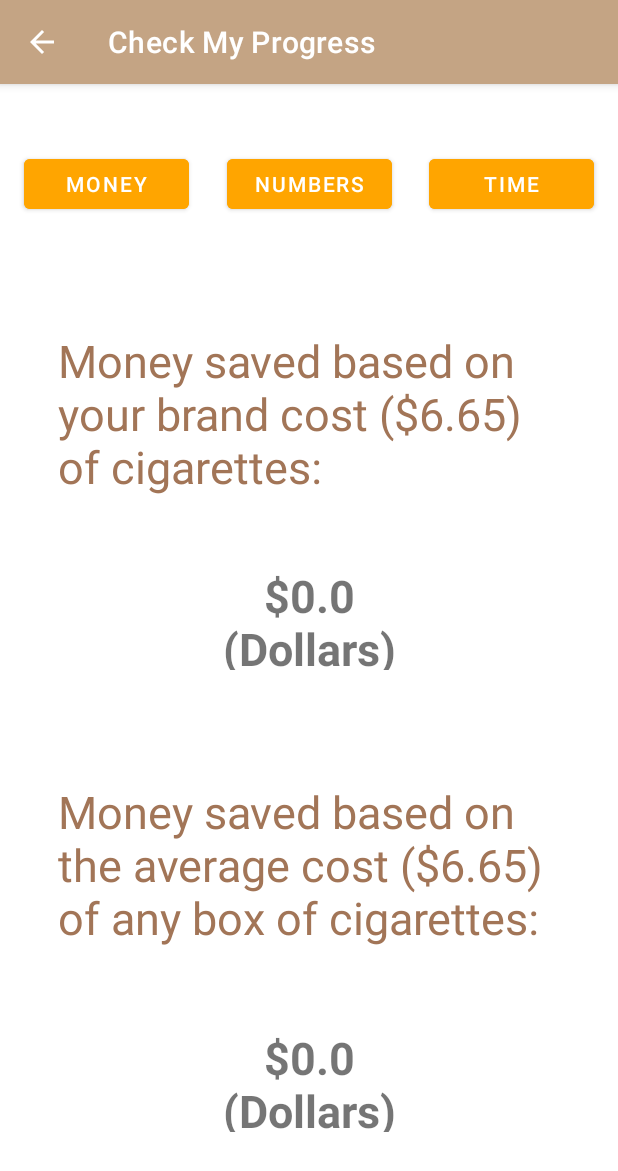
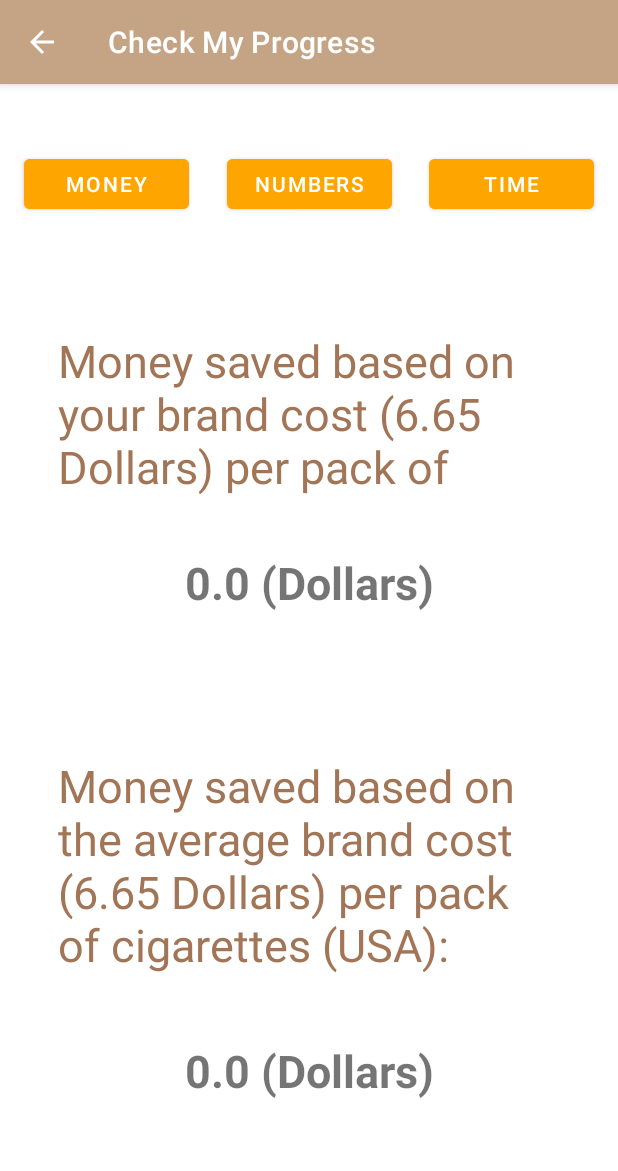
Before and after one commit to BenPare/Nicotine-Knock-App, an Android app: the fragment MoneyFragment placed in its activity, on a phone screen of 412 x 824 dp. Shown: the top 1171 px of the screen. Run offline under Robolectric (Android 15) with nearby library versions, the phone set to English and light mode, and no system bars.

Commit message:
removed $ signs, other money fragment formatting

```diff
--- a/app/src/main/java/fsu/csc3560/bp/nicotineknock/MoneyFragment.java
+++ b/app/src/main/java/fsu/csc3560/bp/nicotineknock/MoneyFragment.java
@@ -41,9 +41,9 @@ public class MoneyFragment extends Fragment {
         String currency = sharedPref.getString(getString(R.string.saved_currency), "Dollars");
 
         TextView custom = (TextView) returnView.findViewById(R.id.customMoneyText);
-        custom.setText("Money saved based on your brand cost ($" + price + ") of cigarettes:");
+        custom.setText("Money saved based on your brand cost (" + price + " " + currency + ") per pack of cigarettes:");
         TextView custom2 = (TextView) returnView.findViewById(R.id.savedMoney);
-        custom2.setText("$"+ rounded + " (" + currency+ ")");
+        custom2.setText(rounded + " (" + currency+ ")");
 
         double defSaved = (defDouble/20)*noCount;
         BigDecimal bDef = new BigDecimal(defSaved);
@@ -51,8 +51,8 @@ public class MoneyFragment extends Fragment {
         double roundDef = bDef.doubleValue();
 
         TextView defaultText = (TextView) returnView.findViewById(R.id.defaultMoneyText);
-        defaultText.setText("Money saved based on the average cost ($" + defDouble +  ") of any box of cigarettes: ");
+        defaultText.setText("Money saved based on the average brand cost (" + defDouble + " " + currency + ") per pack of cigarettes (USA): ");
         TextView defaultText2 = (TextView) returnView.findViewById(R.id.savedDefault);
-        defaultText2.setText("$" + roundDef + " (" + currency +")");
+        defaultText2.setText(roundDef + " (" + currency +")");
         return returnView;
     }}
--- a/app/src/main/res/layout/moneyfragment.xml
+++ b/app/src/main/res/layout/moneyfragment.xml
@@ -10,7 +10,7 @@
     <TextView
         android:id="@+id/defaultMoneyText"
         android:layout_width="335dp"
-        android:layout_height="115dp"
+        android:layout_height="150dp"
         android:layout_gravity="center_horizontal"
         android:layout_marginTop="20dp"
         android:layout_marginBottom="7dp"
```
